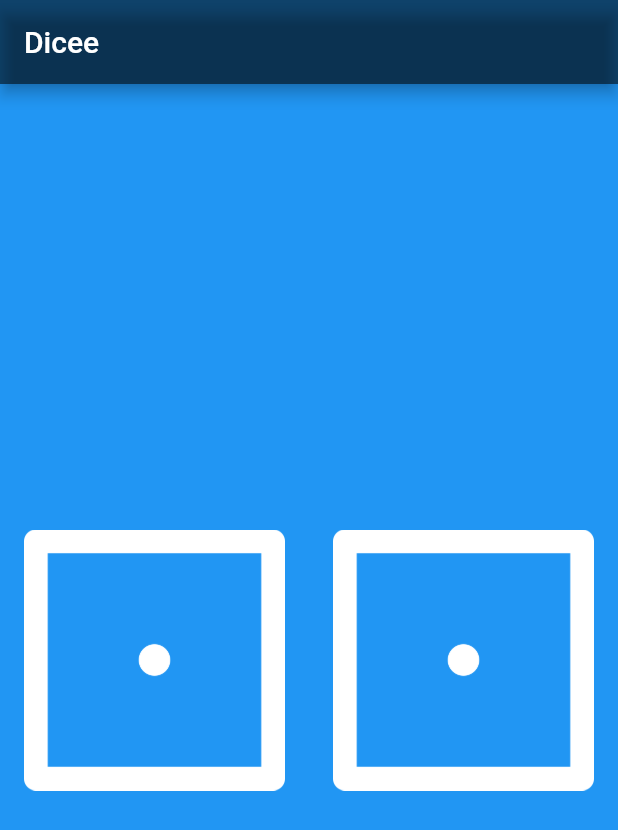
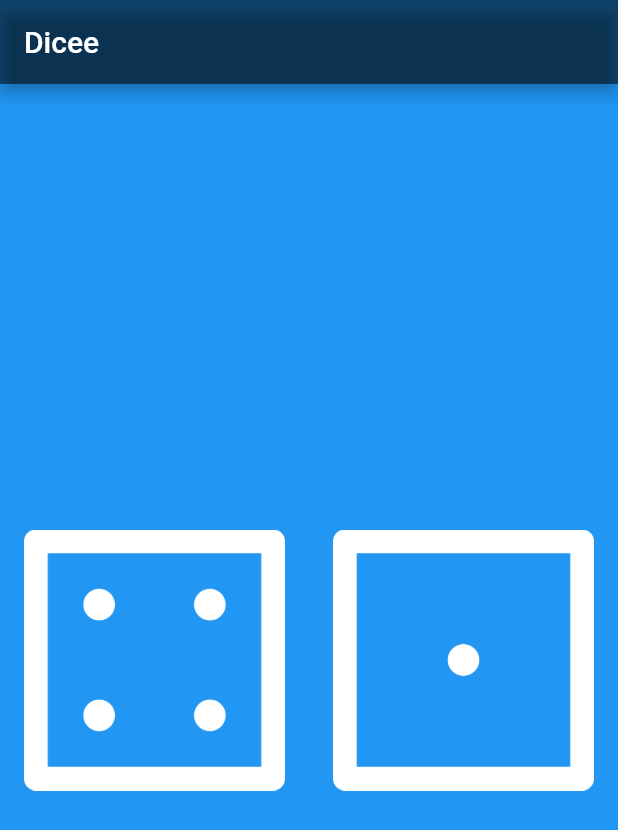
Before and after one commit to Udit-singh/dice_app, a Flutter app: the screen it shows after launch, on a phone screen of 412 x 824 dp. Shown: the top 830 px of the screen. Run offline on Flutter 3.47's test engine with Material 2 defaults, Android fonts, the phone set to English and light mode, and no system bars.

```diff
--- a/lib/main.dart
+++ b/lib/main.dart
@@ -1,3 +1,4 @@
+import 'dart:math';
 import 'package:flutter/material.dart';
 
 void main() {
@@ -15,25 +16,50 @@ void main() {
   );
 }
 
-class DicePage extends StatelessWidget {
+class DicePage extends StatefulWidget {
+  @override
+  _DicePageState createState() => _DicePageState();
+}
+
+class _DicePageState extends State<DicePage> {
+  int leftDiceNumber = 4;
+  int rightDiceNumber = 5;
+
+  void changeDiceFace() {
+    setState(() {
+      leftDiceNumber = Random().nextInt(6) + 1;
+      rightDiceNumber = Random().nextInt(6) + 1;
+    });
+  }
+
   @override
   Widget build(BuildContext context) {
     return Center(
       child: Row(
         children: <Widget>[
           Expanded(
-          child: Padding(
-            padding: const EdgeInsets.all(16.0),
-            child: Image.asset('images/dice1.png'),
+            child: FlatButton(
+              child: Image.asset(
+                'images/dice$leftDiceNumber.png',
+              ),
+              onPressed: () {
+                changeDiceFace();
+              },
             ),
           ),
+          //Get students to create the second die as a challenge
           Expanded(
-          child: Padding(
-            padding: const EdgeInsets.all(16.0),
-            child: Image.asset('images/dice1.png'),
+            child: FlatButton(
+              child: Image.asset(
+                'images/dice1.png',
+              ),
+              onPressed: () {
+                changeDiceFace();
+              },
             ),
           ),
         ],
-    ));
+      ),
+    );
   }
 }
```
Lines whose indentation alone changed are shown as unchanged.
